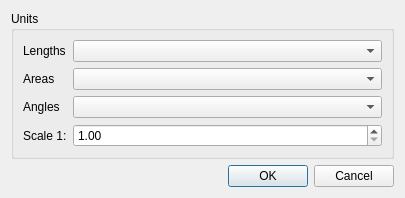
The window that Pdf4QtEditorPlugins/DimensionsPlugin/settingsdialog.ui (studio-berry/loop) describes before a commit, drawn with Qt 5.
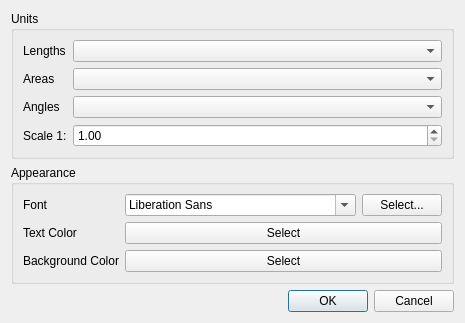
The same window after the commit.

Commit message: Issue #284: Scaling dimensions - font, text color, background color

What changed in the file:
```diff
--- a/Pdf4QtEditorPlugins/DimensionsPlugin/settingsdialog.ui
+++ b/Pdf4QtEditorPlugins/DimensionsPlugin/settingsdialog.ui
@@ -7,7 +7,7 @@
     <x>0</x>
     <y>0</y>
     <width>405</width>
-    <height>186</height>
+    <height>309</height>
    </rect>
   </property>
   <property name="windowTitle">
@@ -70,6 +70,60 @@
      </layout>
     </widget>
    </item>
+   <item>
+    <widget class="QGroupBox" name="appearanceGroupBox">
+     <property name="title">
+      <string>Appearance</string>
+     </property>
+     <layout class="QGridLayout" name="gridLayout" columnstretch="1,1,0">
+      <item row="0" column="1">
+       <widget class="QFontComboBox" name="fontComboBox"/>
+      </item>
+      <item row="3" column="0">
+       <widget class="QLabel" name="backgroundColorLabel">
+        <property name="text">
+         <string>Background Color</string>
+        </property>
+       </widget>
+      </item>
+      <item row="0" column="0">
+       <widget class="QLabel" name="fontLabel">
+        <property name="text">
+         <string>Font</string>
+        </property>
+       </widget>
+      </item>
+      <item row="2" column="0">
+       <widget class="QLabel" name="textColorLabel">
+        <property name="text">
+         <string>Text Color</string>
+        </property>
+       </widget>
+      </item>
+      <item row="0" column="2">
+       <widget class="QPushButton" name="selectFontButton">
+        <property name="text">
+         <string>Select...</string>
+        </property>
+       </widget>
+      </item>
+      <item row="2" column="1" colspan="2">
+       <widget class="QPushButton" name="textColorButton">
+        <property name="text">
+         <string>Select</string>
+        </property>
+       </widget>
+      </item>
+      <item row="3" column="1" colspan="2">
+       <widget class="QPushButton" name="backgroundColorButton">
+        <property name="text">
+         <string>Select</string>
+        </property>
+       </widget>
+      </item>
+     </layout>
+    </widget>
+   </item>
    <item>
     <widget class="QDialogButtonBox" name="buttonBox">
      <property name="orientation">
```
The commit also changes 11 other files.
